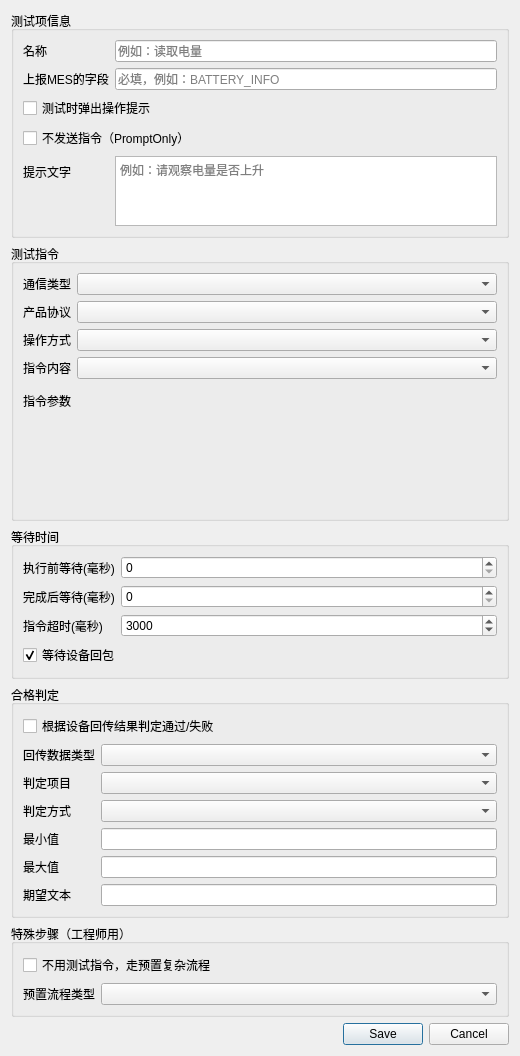
yuhuang163/test, file platform/settings/widgets/test_case_edit_dialog.ui: the form before one commit.
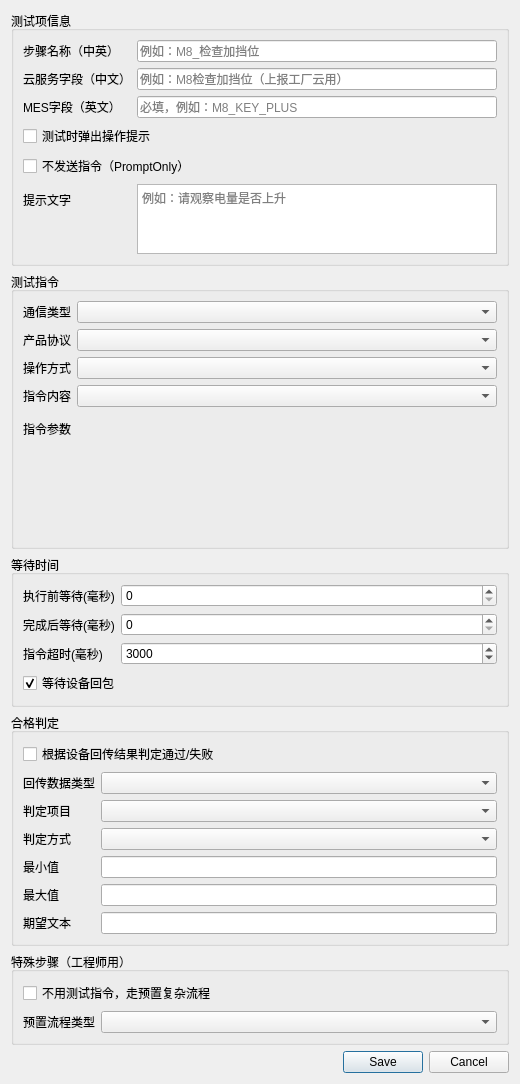
The form after the commit.

Commit message: 整理字段上报ui，为了后续云服务字段规整

Diff of the .ui file:
```diff
--- a/platform/settings/widgets/test_case_edit_dialog.ui
+++ b/platform/settings/widgets/test_case_edit_dialog.ui
@@ -7,7 +7,7 @@
     <x>0</x>
     <y>0</y>
     <width>520</width>
-    <height>868</height>
+    <height>1036</height>
    </rect>
   </property>
   <property name="windowTitle">
@@ -26,42 +26,59 @@
          <string>流程块、日志与配置文件名（支持中文，勿含 \ / : * ? &quot; &lt; &gt; |）</string>
         </property>
         <property name="text">
-         <string>名称</string>
+         <string>步骤名称（中英）</string>
         </property>
        </widget>
       </item>
       <item row="0" column="1">
        <widget class="QLineEdit" name="lineEdit_caseName">
         <property name="placeholderText">
-         <string>例如：读取电量</string>
+         <string>例如：M8_检查加挡位</string>
         </property>
        </widget>
       </item>
       <item row="1" column="0">
+       <widget class="QLabel" name="label_displayName">
+        <property name="toolTip">
+         <string>对应 Meta/DisplayName：工厂云平台分项展示名（建议中文）；MES 仍用下方 MES字段</string>
+        </property>
+        <property name="text">
+         <string>云服务字段（中文）</string>
+        </property>
+       </widget>
+      </item>
+      <item row="1" column="1">
+       <widget class="QLineEdit" name="lineEdit_displayName">
+        <property name="placeholderText">
+         <string>例如：M8检查加挡位（上报工厂云用）</string>
+        </property>
+       </widget>
+      </item>
+      <item row="2" column="0">
        <widget class="QLabel" name="label_mesTag">
         <property name="toolTip">
          <string>必填；勾选MES后本步结果在系统中的英文项名，须与MES约定一致，且同一测试流程内不可重复</string>
         </property>
         <property name="text">
-         <string>上报MES的字段</string>
+         <string>MES字段（英文）</string>
         </property>
        </widget>
       </item>
-      <item row="1" column="1">
+      <item row="2" column="1">
        <widget class="QLineEdit" name="lineEdit_mesTag">
         <property name="placeholderText">
-         <string>必填，例如：BATTERY_INFO</string>
+         <string>必填，例如：M8_KEY_PLUS</string>
         </property>
        </widget>
       </item>
-      <item row="2" column="0" colspan="2">
+      <item row="3" column="0" colspan="2">
        <widget class="QCheckBox" name="checkBox_promptEnabled">
         <property name="text">
          <string>测试时弹出操作提示</string>
         </property>
        </widget>
       </item>
-      <item row="3" column="0" colspan="2">
+      <item row="4" column="0" colspan="2">
        <widget class="QCheckBox" name="checkBox_promptOnly">
         <property name="text">
          <string>不发送指令（PromptOnly）</string>
@@ -74,14 +91,14 @@
         </property>
        </widget>
       </item>
-      <item row="4" column="0">
+      <item row="5" column="0">
        <widget class="QLabel" name="label_promptText">
         <property name="text">
          <string>提示文字</string>
         </property>
        </widget>
       </item>
-      <item row="4" column="1">
+      <item row="5" column="1">
        <widget class="QPlainTextEdit" name="plainTextEdit_promptText">
         <property name="maximumSize">
          <size>
```
Left out of the diff: 16 changed lines with no effect on the pictures. The commit also changes 4 other files.
